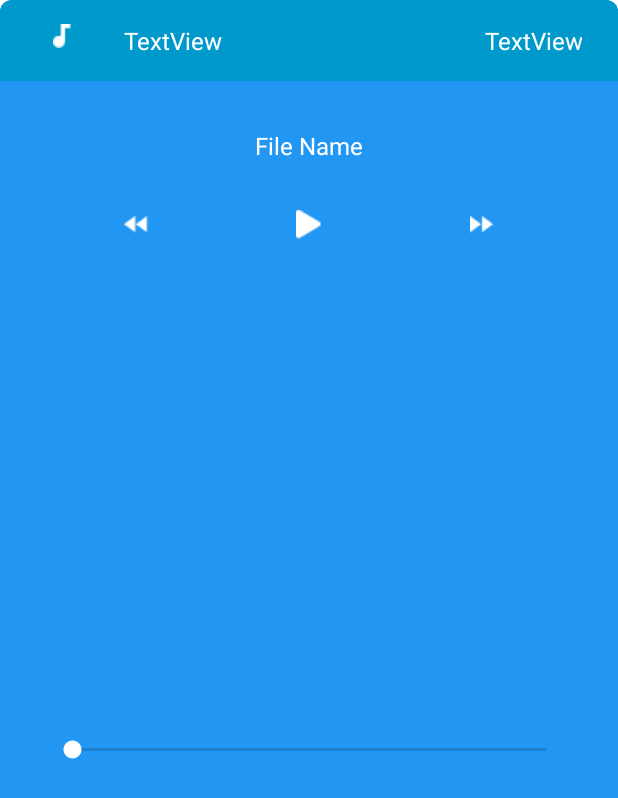
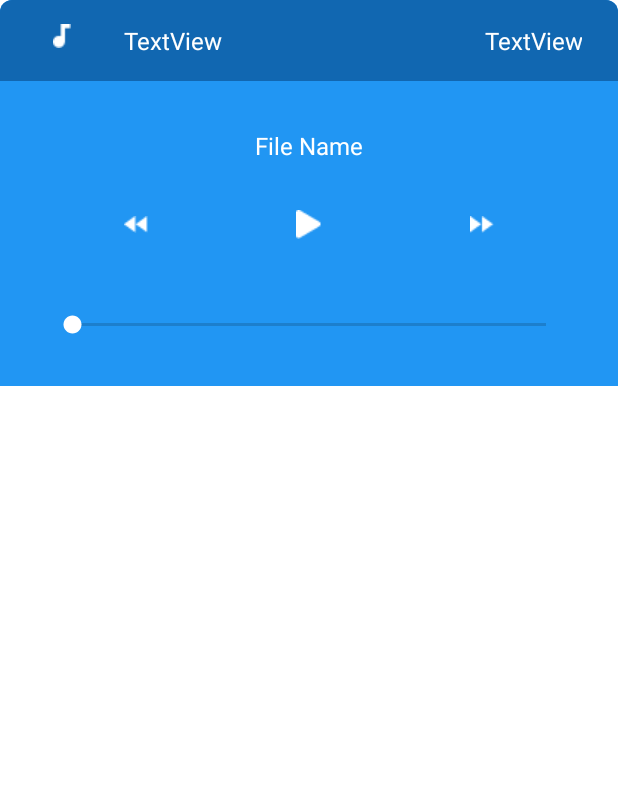
Before and after one commit to NBMavs/Tweeter, an Android app: the layout player_sheet.xml on its own in the app's theme, with its tools: preview values and no code run, on a phone screen of 412 x 824 dp. Shown: the top 798 px of the screen. Run offline under Robolectric (Android 15) with nearby library versions, the light colour scheme and no system bars; Roboto replaces fonts that are not available here.

Commit message:
record audio implementation

```diff
--- a/app/src/main/res/drawable/media_header_bg.xml
+++ b/app/src/main/res/drawable/media_header_bg.xml
@@ -2,7 +2,7 @@
 <selector xmlns:android="http://schemas.android.com/apk/res/android">
 <item>
     <shape>
-        <solid android:color="@android:color/holo_blue_dark" />
+        <solid android:color="#1167b1" />
         <corners android:topLeftRadius="8dp" android:topRightRadius="8dp" />
     </shape>
 </item>
--- a/app/src/main/res/layout/player_sheet.xml
+++ b/app/src/main/res/layout/player_sheet.xml
@@ -4,7 +4,7 @@
     xmlns:app="http://schemas.android.com/apk/res-auto"
     xmlns:tools="http://schemas.android.com/tools"
     android:layout_width="match_parent"
-    android:layout_height="match_parent"
+    android:layout_height="wrap_content"
     android:background="@drawable/player_bg"
     app:layout_behavior="com.google.android.material.bottomsheet.BottomSheetBehavior"
     app:behavior_hideable = "true"
```
